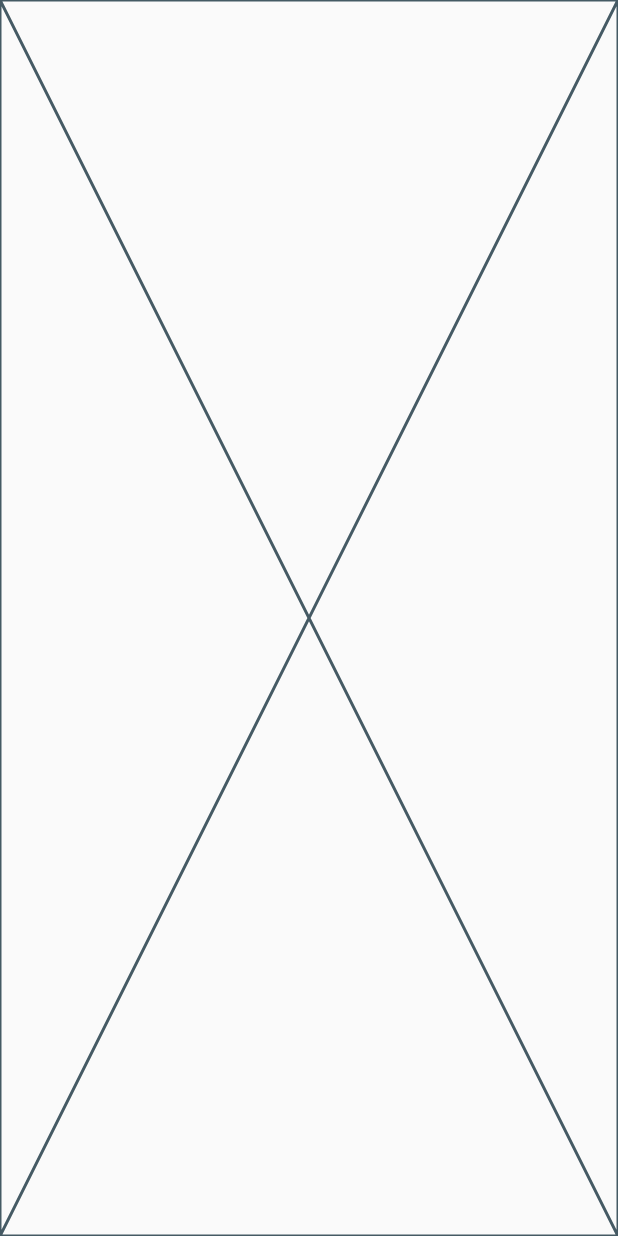
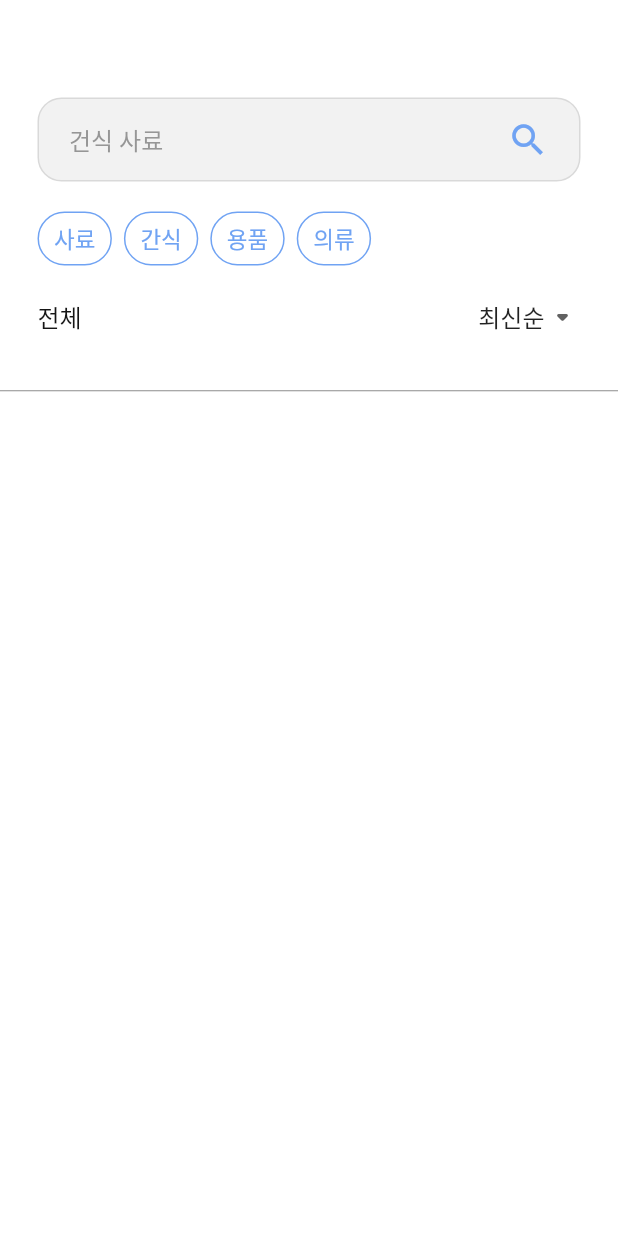
Before and after one commit to Team-Furry-Friend/Furry-Friend-App, a Flutter app: the SearchScreen screen opened directly, on a phone screen of 412 x 824 dp. Run offline on Flutter 3.47's test engine with Material 2 defaults, Android fonts, the phone set to English and light mode, and no system bars; our stand-ins replace dio, google_sign_in, shared_preferences; missing offline and left inert: flutter_naver_login, kakao_flutter_sdk; accounts and stored records are empty; network calls fail; Roboto replaces fonts that are missing (Pretendard).

Commit message:
[feat] 검색 화면 상단 레이아웃 제작

```diff
--- a/lib/app/screen/home_screen.dart
+++ b/lib/app/screen/home_screen.dart
@@ -3,6 +3,7 @@ import 'package:furry_friend/domain/providers/post_provider.dart';
 import 'package:provider/provider.dart';
 
 import '../widget/color.dart';
+import '../widget/common_widget.dart';
 import '../widget/home_widget.dart';
 
 class HomeScreen extends StatefulWidget {
@@ -29,7 +30,7 @@ class _HomeScreenState extends State<HomeScreen> {
             padding: const EdgeInsets.all(24),
             child: Row(
               children: [
-                const Expanded(child: HomeSearchWidget()),
+                const Expanded(child: SearchWidget(isHomeScreen: true)),
                 GestureDetector(
                   onTap: () {},
                   child: Container(
--- a/lib/app/screen/seach_screen.dart
+++ b/lib/app/screen/seach_screen.dart
@@ -1,6 +1,9 @@
 import 'package:flutter/material.dart';
+import 'package:furry_friend/app/widget/color.dart';
 
 import '../../domain/providers/post_provider.dart';
+import '../widget/common_widget.dart';
+import '../widget/seach_widget.dart';
 
 class SearchScreen extends StatefulWidget {
   const SearchScreen({Key? key}) : super(key: key);
@@ -11,8 +14,18 @@ class SearchScreen extends StatefulWidget {
 
 class _SearchScreenState extends State<SearchScreen> {
   final PostProvider postProvider = PostProvider();
+  final ScrollController _controller = ScrollController();
+  final dropdownList = ['최신순', '선호순', '가격순'];
+  final typeList = [
+    '사료',
+    '간식',
+    '용품',
+    '의류',
+  ];
 
-  final ScrollController _controller = ScrollController();
+  List<int> selectLabelList = [];
+
+  String dropdownValue = '최신순';
 
   @override
   void initState() {
@@ -28,7 +41,82 @@ class _SearchScreenState extends State<SearchScreen> {
 
   @override
   Widget build(BuildContext context) {
-    return const Placeholder();
+    return Scaffold(
+      backgroundColor: Colors.white,
+      body: Column(
+        children: [
+          Padding(
+            padding: const EdgeInsets.symmetric(vertical: 25, horizontal: 25),
+            child: Column(
+              children: [
+                const Padding(
+                  padding: EdgeInsets.only(top: 20),
+                  child: SearchWidget(isHomeScreen: false),
+                ),
+                Row(
+                  children: [
+                    for (int index = 0; index < typeList.length; index++)
+                      Padding(
+                        padding: const EdgeInsets.only(right: 8),
+                        child: TypeLabel(
+                          type: typeList[index],
+                          isSelectedLabel: selectLabelList.contains(index),
+                          onTap: () => labelOnTap(index),
+                        ),
+                      ),
+                  ],
+                ),
+                Padding(
+                  padding: const EdgeInsets.only(top: 10),
+                  child: Row(
+                    children: [
+                      const Expanded(
+                        child: Text(
+                          '전체',
+                          style: TextStyle(fontSize: 16, color: mainBlack),
+                        ),
+                      ),
+                      DropdownButton<String>(
+                        value: dropdownValue,
+                        icon: const Icon(Icons.arrow_drop_down_rounded),
+                        borderRadius: BorderRadius.circular(8),
+                        elevation: 0,
+                        underline: Container(),
+                        onChanged: (String? value) {
+                          setState(() {
+                            dropdownValue = value!;
+                          });
+                        },
+                        items: dropdownList.map((String value) {
+                          return DropdownMenuItem<String>(
+                            value: value,
+                            child: Text(value),
+                          );
+                        }).toList(),
+                      )
+                    ],
+                  ),
+                )
+              ],
+            ),
+          ),
+          const Divider(
+            height: 1,
+            color: Colors.black45,
+          )
+        ],
+      ),
+    );
+  }
+
+  void labelOnTap(int index) {
+    setState(() {
+      if (selectLabelList.contains(index)) {
+        selectLabelList.remove(index);
+      } else {
+        selectLabelList.add(index);
+      }
+    });
   }
 
   void nextPageLoad() {
--- a/lib/app/widget/common_widget.dart
+++ b/lib/app/widget/common_widget.dart
@@ -169,3 +169,39 @@ class TextFieldRow extends StatelessWidget {
     );
   }
 }
+
+class SearchWidget extends StatelessWidget {
+  const SearchWidget({super.key, required this.isHomeScreen});
+
+  final bool isHomeScreen;
+
+  @override
+  Widget build(BuildContext context) {
+    return Container(
+      constraints: const BoxConstraints(minHeight: 56),
+      margin: EdgeInsets.symmetric(vertical: isHomeScreen ? 40 : 20),
+      padding: const EdgeInsets.symmetric(horizontal: 20),
+      decoration: BoxDecoration(
+          border: Border.all(width: 1, color: const Color(0xFFD9D9D9)),
+          borderRadius: BorderRadius.circular(16),
+          color: isHomeScreen ? Colors.white : const Color(0xFFF2F2F2)),
+      child: Row(
+        children: [
+          Expanded(
+              child: TextField(
+            decoration: InputDecoration(
+                hintText: '건식 사료',
+                hintStyle: TextStyle(
+                    color: isHomeScreen ? lightGray : const Color(0xB26E6E6E)),
+                border: InputBorder.none),
+          )),
+          const Icon(
+            Icons.search,
+            color: mainColor,
+            size: 28,
+          )
+        ],
+      ),
+    );
+  }
+}
--- a/lib/app/widget/home_widget.dart
+++ b/lib/app/widget/home_widget.dart
@@ -5,41 +5,6 @@ import 'package:intl/intl.dart';
 import 'package:provider/provider.dart';
 
 import 'color.dart';
-
-class HomeSearchWidget extends StatelessWidget {
-  const HomeSearchWidget({
-    super.key,
-  });
-
-  @override
-  Widget build(BuildContext context) {
-    return Container(
-      constraints: const BoxConstraints(minHeight: 56),
-      margin: const EdgeInsets.symmetric(vertical: 40),
-      padding: const EdgeInsets.symmetric(horizontal: 20),
-      decoration: BoxDecoration(
-          border: Border.all(width: 1, color: const Color(0xFFD9D9D9)),
-          borderRadius: BorderRadius.circular(16),
-          color: Colors.white),
-      child: const Row(
-        children: [
-          Expanded(
-              child: TextField(
-            decoration: InputDecoration(
-                hintText: '건식 사료',
-                hintStyle: TextStyle(color: lightGray),
-                border: InputBorder.none),
-          )),
-          Icon(
-            Icons.search,
-            color: mainColor,
-            size: 28,
-          )
-        ],
-      ),
-    );
-  }
-}
 
 class PopularPostLayout extends StatelessWidget {
   const PopularPostLayout({
--- /dev/null
+++ b/lib/app/widget/seach_widget.dart
@@ -0,0 +1,36 @@
+import 'package:flutter/material.dart';
+import 'package:furry_friend/app/widget/color.dart';
+
+class TypeLabel extends StatelessWidget {
+  const TypeLabel({
+    super.key,
+    required this.type,
+    required this.isSelectedLabel,
+    required this.onTap,
+  });
+
+  final String type;
+  final bool isSelectedLabel;
+  final Function onTap;
+
+  @override
+  Widget build(BuildContext context) {
+    return GestureDetector(
+      onTap: () => onTap(),
+      child: Container(
+        padding: const EdgeInsets.symmetric(vertical: 6, horizontal: 10),
+        decoration: BoxDecoration(
+            color: isSelectedLabel ? mainColor : Colors.transparent,
+            borderRadius: BorderRadius.circular(24),
+            border: Border.all(color: const Color(0xFF70A3F3), width: 1)),
+        child: Text(
+          type,
+          style: TextStyle(
+            fontSize: 15,
+            color: isSelectedLabel ? Colors.white : const Color(0xFF70A3F3),
+          ),
+        ),
+      ),
+    );
+  }
+}
```
